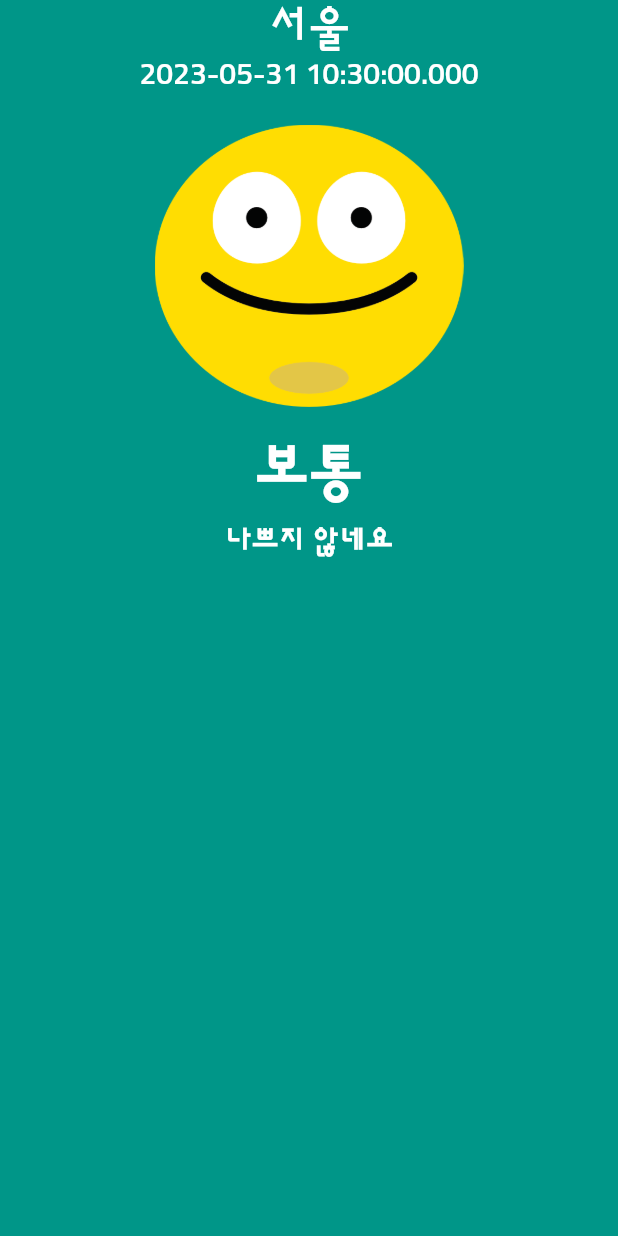
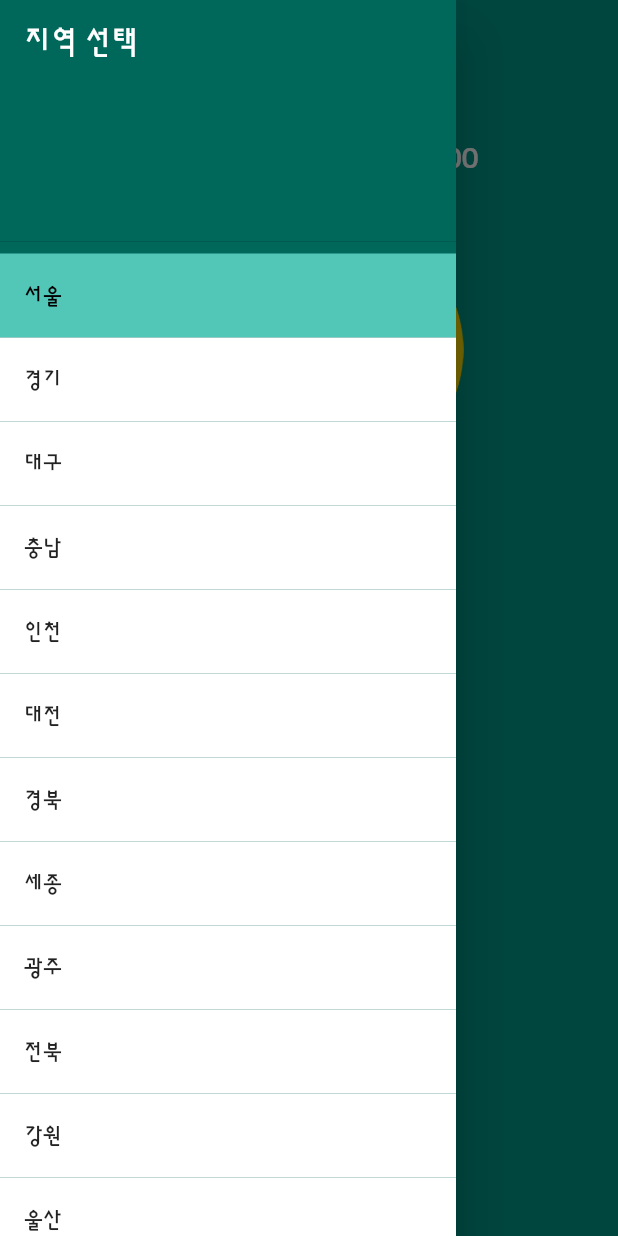
Before and after one commit to kimjunyeob95/flutter_study, a Flutter app: the screen it shows after launch, with the side drawer open (before the commit the screen has no drawer), on a phone screen of 412 x 824 dp. Run offline on Flutter 3.47's test engine with Material 2 defaults, Android fonts, the phone set to English and light mode, and no system bars; our stand-ins replace drift, geolocator, get_it, google_maps_flutter, image_picker, permission_handler and 3 more; missing offline and left inert: agora_rtc_engine; accounts and stored records are empty; generated files the repository leaves out were written again.

Commit message:
2023-05-31 Drawer 작업

```diff
--- a/dusty_dust/lib/component/main_app_bar.dart
+++ b/dusty_dust/lib/component/main_app_bar.dart
@@ -2,17 +2,19 @@ import 'package:flutter/material.dart';
 import 'package:dusty_dust/const/colors.dart';
 
 class MainAppBar extends StatelessWidget {
-  MainAppBar({Key? key}) : super(key: key);
+  const MainAppBar({Key? key}) : super(key: key);
 
-  final ts = TextStyle(color: Colors.white, fontSize: 30.0);
+  final ts = const TextStyle(color: Colors.white, fontSize: 30.0);
 
   @override
   Widget build(BuildContext context) {
     return SliverAppBar(
       backgroundColor: primaryColor,
-      expandedHeight: 400.0,
+      expandedHeight: 500.0,
       flexibleSpace: FlexibleSpaceBar(
         background: SafeArea(
+          child: Container(
+            margin: const EdgeInsets.only(top: kToolbarHeight),
             child: Column(
               children: [
                 Text(
@@ -48,6 +50,7 @@ class MainAppBar extends StatelessWidget {
             ),
           ),
         ),
+      ),
     );
   }
 }
--- /dev/null
+++ b/dusty_dust/lib/component/main_drawer.dart
@@ -0,0 +1,52 @@
+import 'package:dusty_dust/const/colors.dart';
+import 'package:flutter/material.dart';
+
+const regions = [
+  "서울",
+  "경기",
+  "대구",
+  "충남",
+  "인천",
+  "대전",
+  "경북",
+  "세종",
+  "광주",
+  "전북",
+  "강원",
+  "울산",
+  "전남",
+  "부산",
+  "제주",
+  "충북",
+  "경남",
+];
+
+class MainDrawer extends StatelessWidget {
+  const MainDrawer({Key? key}) : super(key: key);
+
+  @override
+  Widget build(BuildContext context) {
+    return Drawer(
+      backgroundColor: darkColor,
+      child: ListView(
+        children: [
+          DrawerHeader(
+              child: Text(
+            "지역 선택",
+            style: TextStyle(fontSize: 20.0, color: Colors.white),
+          )),
+          ...regions
+              .map((e) => ListTile(
+                    tileColor: Colors.white,
+                    selectedTileColor: lightColor,
+                    selectedColor: Colors.black,
+                    selected: e == "서울",
+                    onTap: () {},
+                    title: Text(e),
+                  ))
+              .toList()
+        ],
+      ),
+    );
+  }
+}
--- a/dusty_dust/lib/const/colors.dart
+++ b/dusty_dust/lib/const/colors.dart
@@ -1,3 +1,5 @@
 import 'package:flutter/material.dart';
 
 const primaryColor = Color(0xFF009688);
+const darkColor = Color(0xFF00675B);
+const lightColor = Color(0xFF52C7B8);
--- a/dusty_dust/lib/screen/home_screen.dart
+++ b/dusty_dust/lib/screen/home_screen.dart
@@ -1,14 +1,16 @@
 import 'package:dusty_dust/component/main_app_bar.dart';
+import 'package:dusty_dust/component/main_drawer.dart';
 import 'package:dusty_dust/const/colors.dart';
 import 'package:flutter/material.dart';
 
 class HomeScreen extends StatelessWidget {
-  HomeScreen({Key? key}) : super(key: key);
+  const HomeScreen({Key? key}) : super(key: key);
 
   @override
   Widget build(BuildContext context) {
     return Scaffold(
       backgroundColor: primaryColor,
+      drawer: MainDrawer(),
       body: CustomScrollView(
         slivers: [MainAppBar()],
       ),
```
Lines whose indentation alone changed are shown as unchanged.
